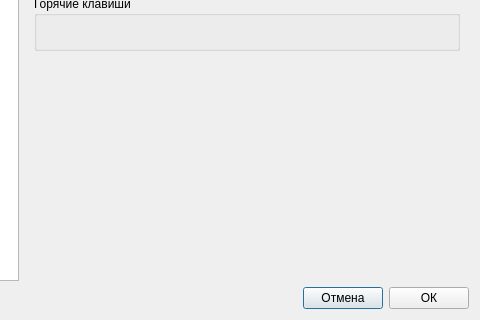
Aleee/FinanceCalender, file designer/ui/settingsdialog.ui: the form before one commit; both pictures show x 162 to 642 and y 210 to 530 of the 642 by 530 pixel window.
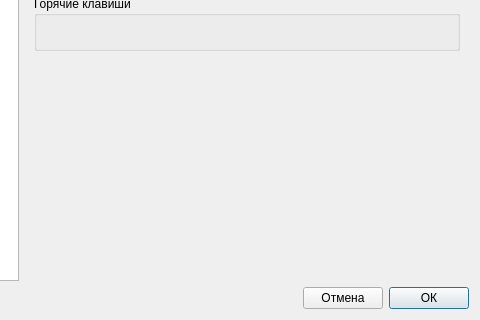
The form after the commit. Icons and pictures are not drawn. Custom widgets are drawn as their Qt base class.

```diff
--- a/designer/ui/settingsdialog.ui
+++ b/designer/ui/settingsdialog.ui
@@ -44,6 +44,9 @@
        <property name="text">
         <string>ОК</string>
        </property>
+       <property name="default">
+        <bool>true</bool>
+       </property>
       </widget>
      </item>
     </layout>
```
